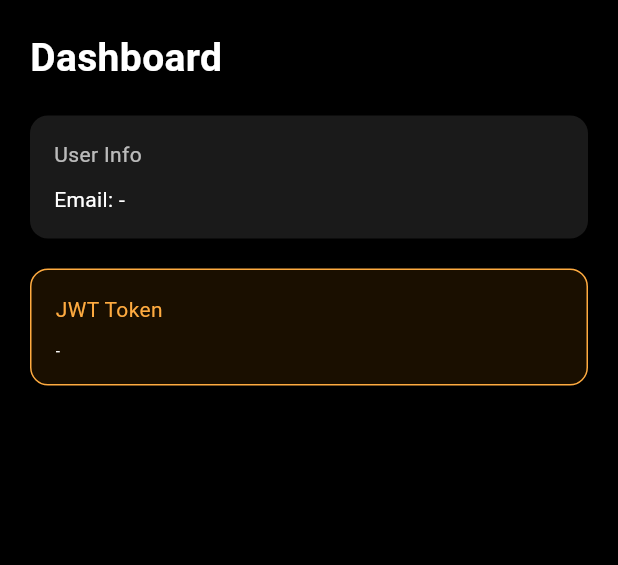
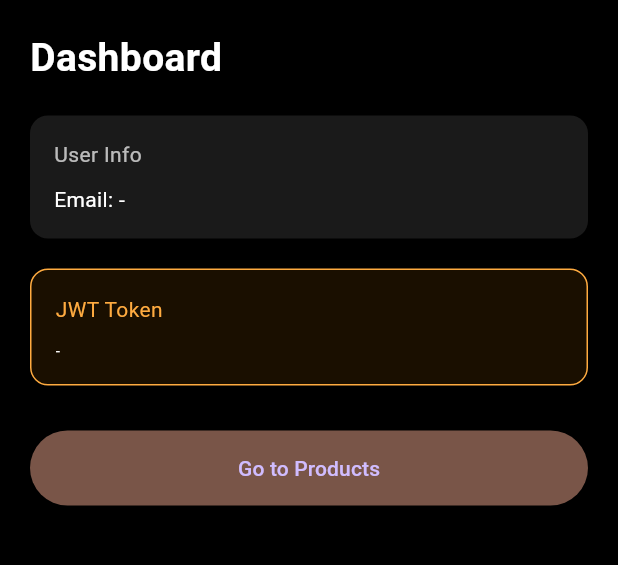
Before and after one commit to SadamIRM/smoker-app-sadamirham, a Flutter app: the HomePage screen opened directly, on a phone screen of 412 x 824 dp, the part 84-649 px from its top. Run offline on Flutter 3.47's test engine with Material 3 defaults, Android fonts, the phone set to English and light mode, and no system bars; our stand-ins replace firebase_auth, firebase_core; accounts and stored records are empty.

Commit message:
selesai bikin homepage

```diff
--- a/lib/screens/home_page.dart
+++ b/lib/screens/home_page.dart
@@ -18,7 +18,7 @@ class HomePage extends StatelessWidget {
               auth.logout();
             },
             icon: const Icon(Icons.logout),
-          )
+          ),
         ],
       ),
       body: Padding(
@@ -36,7 +36,6 @@ class HomePage extends StatelessWidget {
             ),
 
             const SizedBox(height: 20),
-
 
             Container(
               width: double.infinity,
@@ -75,16 +74,13 @@ class HomePage extends StatelessWidget {
                 crossAxisAlignment: CrossAxisAlignment.start,
                 children: [
                   const Text(
-                    "JWT Token",
+                    "JWT Token ",
                     style: TextStyle(color: Colors.orangeAccent),
                   ),
                   const SizedBox(height: 10),
                   Text(
                     auth.jwtToken ?? "-",
-                    style: const TextStyle(
-                      color: Colors.white,
-                      fontSize: 10,
-                    ),
+                    style: const TextStyle(color: Colors.white, fontSize: 10),
                   ),
                 ],
               ),
@@ -92,8 +88,20 @@ class HomePage extends StatelessWidget {
 
             const SizedBox(height: 30),
 
-
-
+            SizedBox(
+              width: double.infinity,
+              height: 50,
+              child: ElevatedButton(
+                style: ElevatedButton.styleFrom(backgroundColor: Colors.brown),
+                onPressed: () {
+                  ScaffoldMessenger.of(context).showSnackBar(
+                    const SnackBar(content: Text("Next: Product Page")),
+                  );
+                },
+                child: const Text("Go to Products"),
+              ),
+            ),
+          ],
         ),
       ),
     );
```
